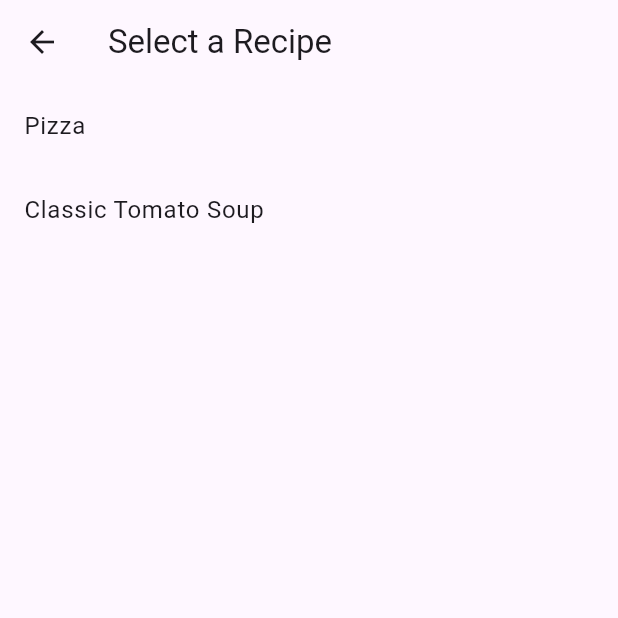
After one commit to FMABrotherhoodX/Recipe-Meal-Planning, a Flutter app: the SelectRecipeScreen screen opened directly, on a phone screen of 412 x 824 dp, the top half of it. The commit adds this screen. Run offline on Flutter 3.47's test engine with Material 3 defaults, Android fonts, the phone set to English and light mode, and no system bars.

Commit message:
Updated Meal Plan
Added the functionality of Meal Plan to add or remove folders, add or remove recipes to folder. added a select_recipe.dart to select the recipes. Updated the functionality of of recipe_model and recipe_provider to accommodate.

Co-Authored-By: jcaviness1 <109058376+jcaviness1@users.noreply.github.com>

```diff
--- a/recipe_mealplanning/lib/recipe_model.dart
+++ b/recipe_mealplanning/lib/recipe_model.dart
@@ -15,3 +15,15 @@ class Recipe {
     this.isFavorite = false,
   });
 }
+
+class MealPlanFolder {
+  String id;
+  String name;
+  List<Recipe> recipes;
+
+  MealPlanFolder({
+    required this.id,
+    required this.name,
+    required this.recipes,
+  });
+}
--- a/recipe_mealplanning/lib/recipe_provider.dart
+++ b/recipe_mealplanning/lib/recipe_provider.dart
@@ -3,15 +3,16 @@ import 'recipe_model.dart'; // Make sure this import path is correct for your pr
 
 class RecipeProvider with ChangeNotifier {
   List<Recipe> _recipes = [];
+  List<MealPlanFolder> _folders = [];
+  List<Recipe> get favoriteRecipes =>
+      _recipes.where((recipe) => recipe.isFavorite).toList();
 
   RecipeProvider() {
     _addPreExistingRecipes();
   }
 
   List<Recipe> get recipes => [..._recipes];
-
-  List<Recipe> get favoriteRecipes =>
-      _recipes.where((recipe) => recipe.isFavorite).toList();
+  List<MealPlanFolder> get folders => [..._folders];
 
   void addRecipe(Recipe recipe) {
     _recipes.add(recipe);
@@ -52,4 +53,34 @@ class RecipeProvider with ChangeNotifier {
     ]);
     notifyListeners();
   }
+
+  void addFolder(String folderName) {
+    final newFolder = MealPlanFolder(
+        id: DateTime.now().toString(), name: folderName, recipes: []);
+    _folders.add(newFolder);
+    notifyListeners();
+  }
+
+  void deleteFolder(String folderId) {
+    _folders.removeWhere((folder) => folder.id == folderId);
+    notifyListeners();
+  }
+
+  void addRecipeToFolder(String folderId, Recipe recipe) {
+    final folderIndex = _folders.indexWhere((folder) => folder.id == folderId);
+    if (folderIndex != -1) {
+      _folders[folderIndex].recipes.add(recipe);
+      notifyListeners();
+    }
+  }
+
+  void removeRecipeFromFolder(String folderId, String recipeId) {
+    final folderIndex = _folders.indexWhere((folder) => folder.id == folderId);
+    if (folderIndex != -1) {
+      _folders[folderIndex]
+          .recipes
+          .removeWhere((recipe) => recipe.id == recipeId);
+      notifyListeners();
+    }
+  }
 }
--- /dev/null
+++ b/recipe_mealplanning/lib/select_recipe_screen.dart
@@ -0,0 +1,27 @@
+import 'package:flutter/material.dart';
+import 'package:provider/provider.dart';
+import 'recipe_provider.dart'; // Adjust the import path as necessary
+import 'recipe_model.dart'; // Adjust the import path as necessary
+
+class SelectRecipeScreen extends StatelessWidget {
+  @override
+  Widget build(BuildContext context) {
+    final recipes = Provider.of<RecipeProvider>(context).recipes;
+
+    return Scaffold(
+      appBar: AppBar(
+        title: Text('Select a Recipe'),
+      ),
+      body: ListView.builder(
+        itemCount: recipes.length,
+        itemBuilder: (context, index) {
+          final recipe = recipes[index];
+          return ListTile(
+            title: Text(recipe.name),
+            onTap: () => Navigator.pop(context, recipe),
+          );
+        },
+      ),
+    );
+  }
+}
```
Also changed, not shown: recipe_mealplanning/lib/Screens/meal_plan_screen.dart (+60 -2 lines), recipe_mealplanning/lib/folder_detail_screen.dart (added, +52 -0 lines).
